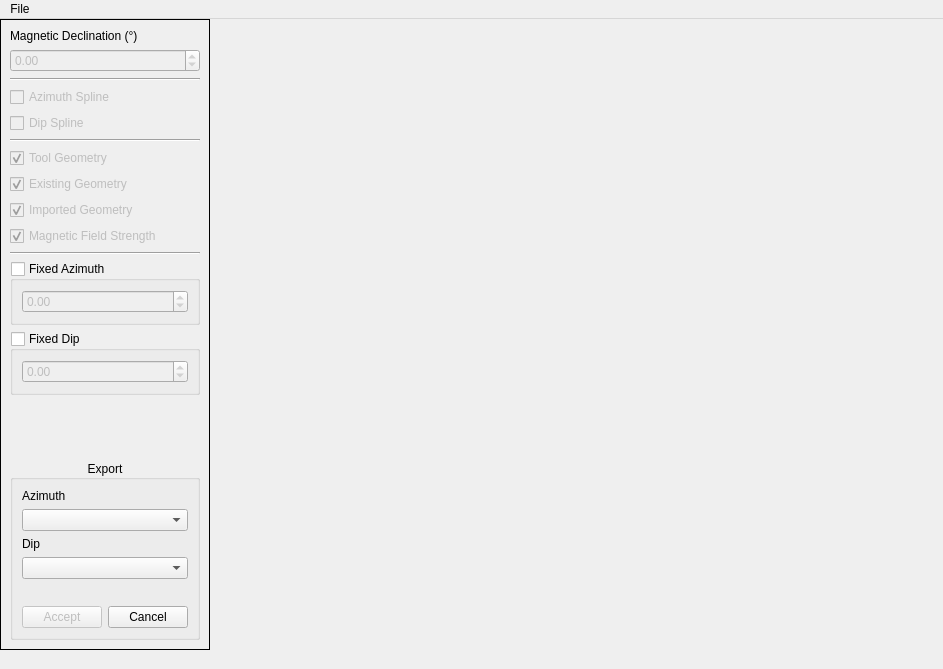
Qt form src/qt_ui/pem_geometry.ui (Eric-Meunier/Processor-Suite) before a commit.
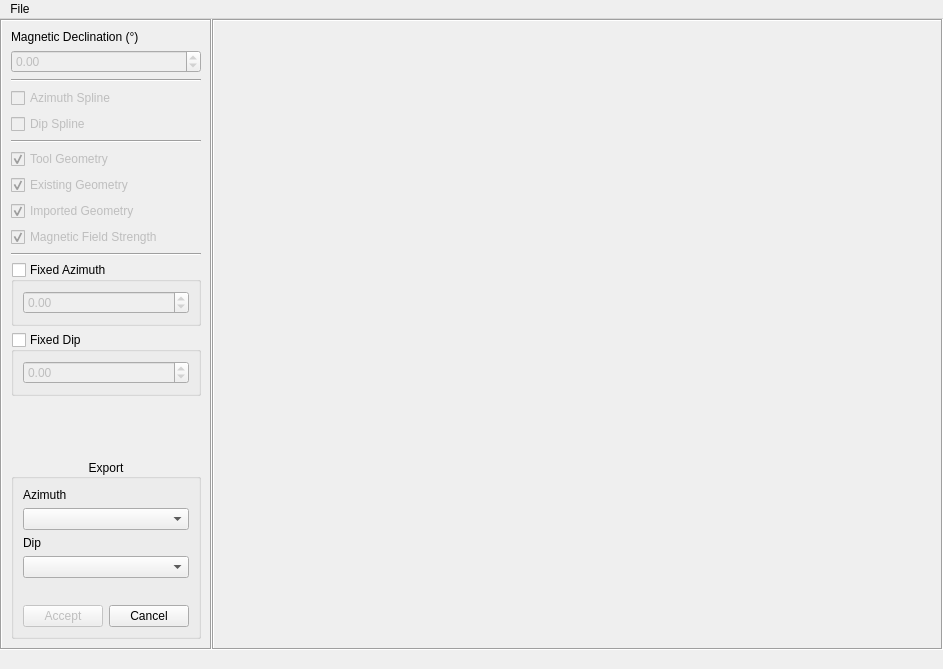
The same form after that commit.

What changed in the file:
```diff
--- a/src/qt_ui/pem_geometry.ui
+++ b/src/qt_ui/pem_geometry.ui
@@ -42,10 +42,10 @@
        </sizepolicy>
       </property>
       <property name="frameShape">
-       <enum>QFrame::Panel</enum>
+       <enum>QFrame::Box</enum>
       </property>
       <property name="frameShadow">
-       <enum>QFrame::Plain</enum>
+       <enum>QFrame::Sunken</enum>
       </property>
       <layout class="QVBoxLayout" name="verticalLayout">
        <item>
@@ -313,8 +313,35 @@
       </layout>
      </widget>
     </item>
-    <item row="0" column="2" rowspan="2" colspan="2">
-     <layout class="QHBoxLayout" name="plots_layout"/>
+    <item row="0" column="2">
+     <widget class="QFrame" name="frame_2">
+      <property name="frameShape">
+       <enum>QFrame::Box</enum>
+      </property>
+      <property name="frameShadow">
+       <enum>QFrame::Sunken</enum>
+      </property>
+      <layout class="QVBoxLayout" name="verticalLayout_2">
+       <property name="spacing">
+        <number>0</number>
+       </property>
+       <property name="leftMargin">
+        <number>0</number>
+       </property>
+       <property name="topMargin">
+        <number>0</number>
+       </property>
+       <property name="rightMargin">
+        <number>0</number>
+       </property>
+       <property name="bottomMargin">
+        <number>0</number>
+       </property>
+       <item>
+        <layout class="QHBoxLayout" name="plots_layout"/>
+       </item>
+      </layout>
+     </widget>
     </item>
    </layout>
   </widget>
```
